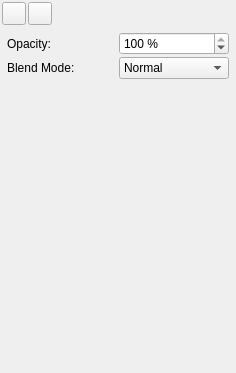
Above: scribus/ui/transparencypalette.ui from scribusproject/scribus before the change. Below: the same form after it.
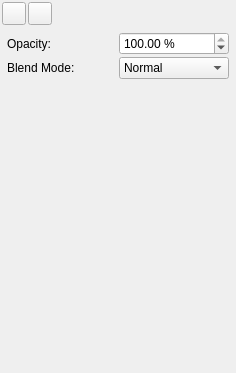
That is the form after the change. Custom widgets are drawn as their Qt base class.

Commit message: Fix other cases of ScrSpinBox being declared with wrong base class in ui files

```diff
--- a/scribus/ui/transparencypalette.ui
+++ b/scribus/ui/transparencypalette.ui
@@ -533,7 +533,7 @@
  <customwidgets>
   <customwidget>
    <class>ScrSpinBox</class>
-   <extends>QSpinBox</extends>
+   <extends>QDoubleSpinBox</extends>
    <header location="global">ui/scrspinbox.h</header>
   </customwidget>
   <customwidget>
```
The commit also changes 10 other files.
